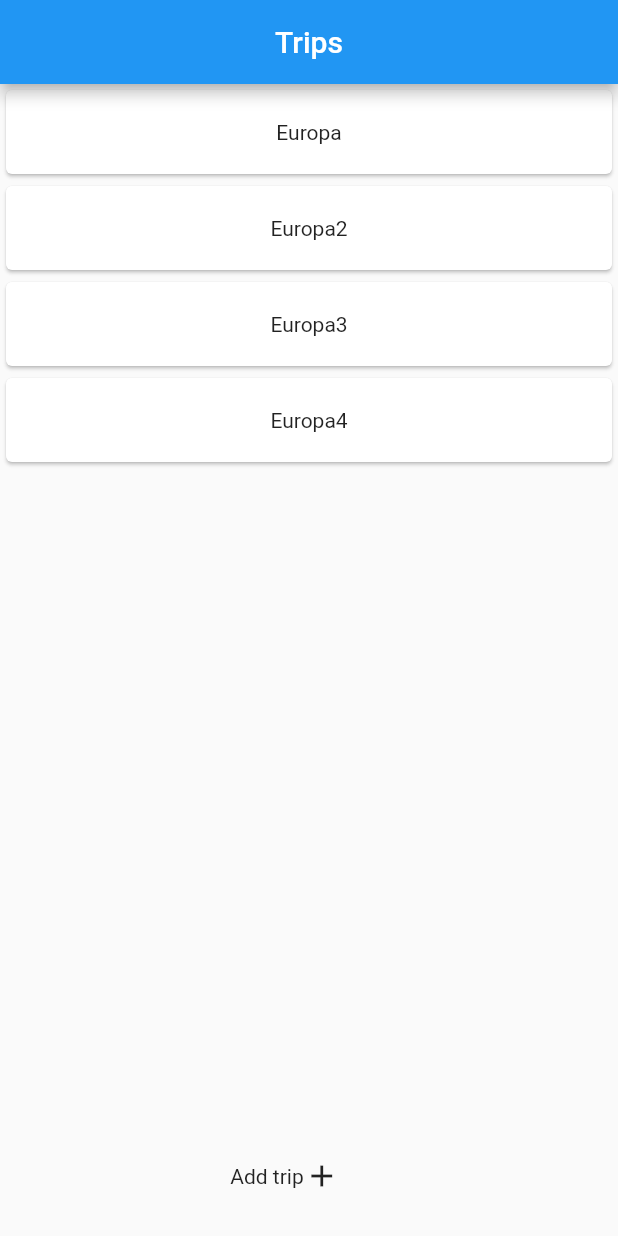
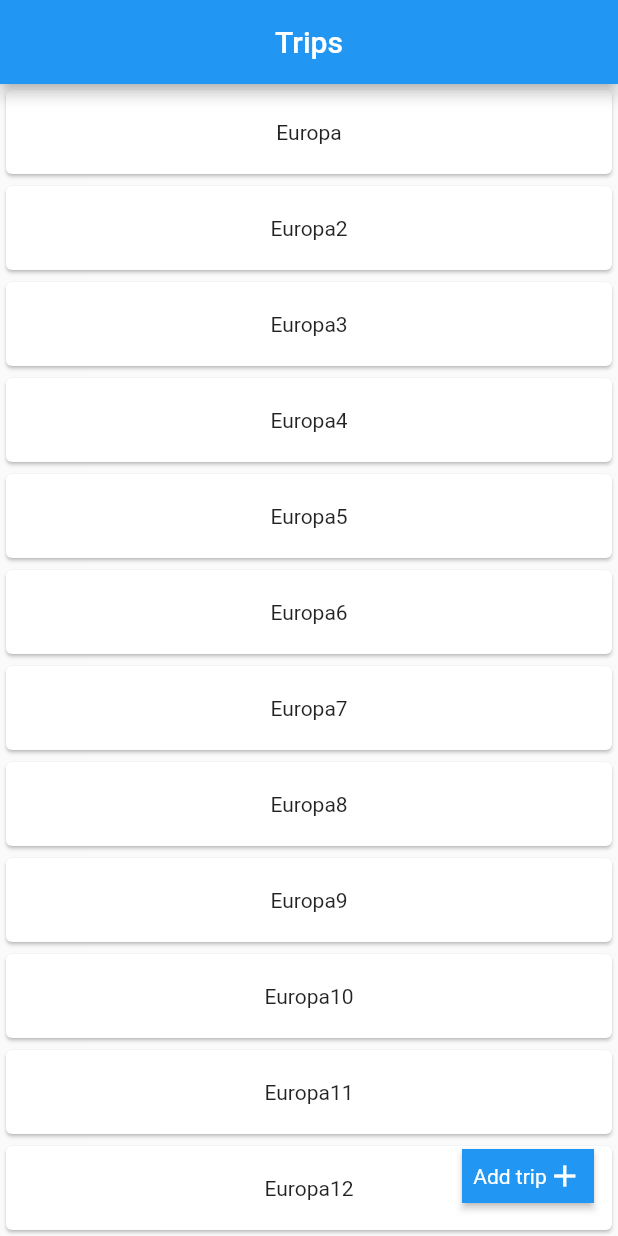
Before and after one commit to AgustinIzaguirre/trip-manager-app, a Flutter app: the screen it shows after launch, on a phone screen of 412 x 824 dp. Run offline on Flutter 3.47's test engine with Material 2 defaults, Android fonts, the phone set to English and light mode, and no system bars.

Commit message:
Update floating button and make trips lsit scrollable

```diff
--- a/lib/main.dart
+++ b/lib/main.dart
@@ -17,6 +17,7 @@ class TripManager extends StatelessWidget {
         primarySwatch: Colors.blue,
       ),
       home: const HomePage(title: 'Trips'),
+      debugShowCheckedModeBanner: false,
     );
   }
 }
--- a/lib/pages/home_page.dart
+++ b/lib/pages/home_page.dart
@@ -16,6 +16,16 @@ class _HomePageState extends State<HomePage> {
     Trip.of("Europa2", []),
     Trip.of("Europa3", []),
     Trip.of("Europa4", []),
+    Trip.of("Europa5", []),
+    Trip.of("Europa6", []),
+    Trip.of("Europa7", []),
+    Trip.of("Europa8", []),
+    Trip.of("Europa9", []),
+    Trip.of("Europa10", []),
+    Trip.of("Europa11", []),
+    Trip.of("Europa12", []),
+    Trip.of("Europa13", []),
+    Trip.of("Europa14", []),
   ];
 
   void _addTrip(Trip newTrip) {
@@ -32,20 +42,24 @@ class _HomePageState extends State<HomePage> {
         title: Text(widget.title),
       ),
       body: Center(
-        child: Column(
-          crossAxisAlignment: CrossAxisAlignment.center,
+        child: ListView(
+          //crossAxisAlignment: CrossAxisAlignment.center,
           children: _trips.map((trip) => TripListItem(trip)).toList(),
         ),
       ),
       floatingActionButton: Row(
-        mainAxisAlignment: MainAxisAlignment.center,
+        mainAxisAlignment: MainAxisAlignment.end,
         children: [
           RawMaterialButton(
             onPressed: () {},
+            fillColor: Theme.of(context).primaryColor,
             child: Row(
               children: [
-                Text("Add trip"),
-                const Icon(Icons.add),
+                Text("Add trip", style: TextStyle(color: Colors.white)),
+                const Icon(
+                  Icons.add,
+                  color: Colors.white,
+                ),
               ],
             ),
           ),
```
